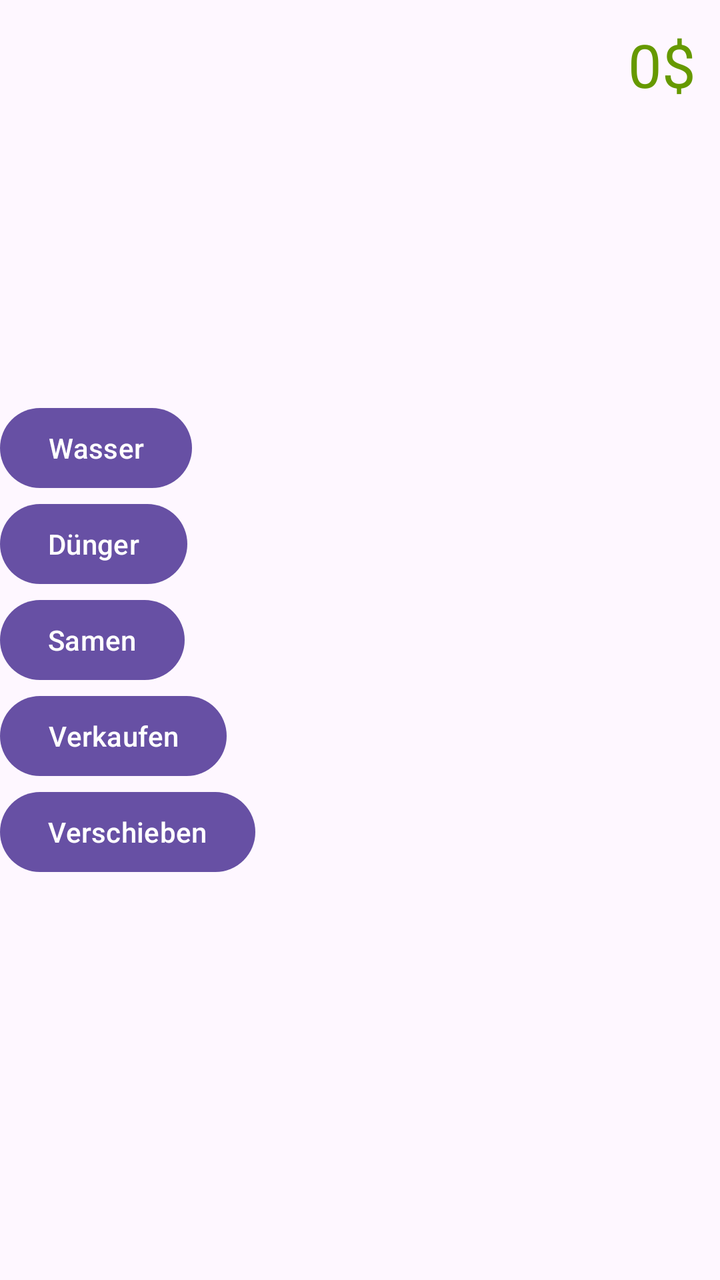
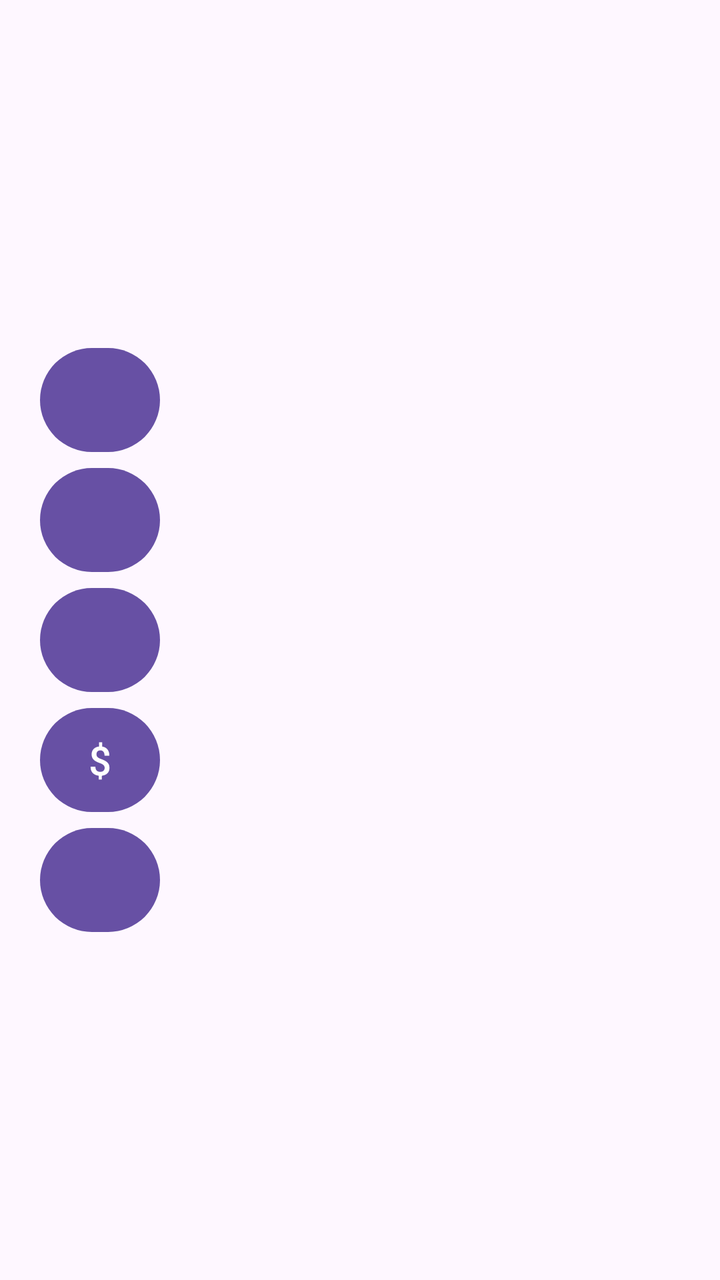

Screens rendered from an Android XML layout before and after an edit, with the pre-edit source and the edit as a unified diff.
<!-- AndroidManifest.xml: application theme Theme.ZenGarden -->
<!-- res/layout/root.xml -->
<androidx.constraintlayout.widget.ConstraintLayout android:layout_width="match_parent"
    android:layout_height="match_parent"
    xmlns:app="http://schemas.android.com/apk/res-auto"
    android:orientation="horizontal"
    android:id="@+id/root"
    xmlns:android="http://schemas.android.com/apk/res/android">


    <LinearLayout
        android:layout_width="wrap_content"
        android:layout_height="wrap_content"
        android:orientation="vertical"
        android:id="@+id/buttons"
        app:layout_constraintStart_toStartOf="parent"
        app:layout_constraintTop_toTopOf="parent"
        app:layout_constraintBottom_toBottomOf="parent">


        <Button
            android:id="@+id/wasser_button"
            android:layout_width="wrap_content"
            android:layout_height="wrap_content"
            android:text="Wasser" />

        <Button
            android:id="@+id/duenger_button"
            android:layout_width="wrap_content"
            android:layout_height="wrap_content"
            android:text="Dünger" />

        <Button
            android:id="@+id/samen_button"
            android:layout_width="wrap_content"
            android:layout_height="wrap_content"
            android:text="Samen" />

        <Button
            android:id="@+id/verkaufen_button"
            android:layout_width="wrap_content"
            android:layout_height="wrap_content"
            android:text="Verkaufen" />

        <Button
            android:id="@+id/verschieben_button"
            android:layout_width="wrap_content"
            android:layout_height="wrap_content"
            android:text="Verschieben" />
    </LinearLayout>

    <GridLayout
        android:layout_width="wrap_content"
        android:layout_height="wrap_content"
        android:id="@+id/gartengrid"
        android:rowCount="3"
        android:columnCount="6"
        app:layout_constraintStart_toEndOf="@id/buttons"
        app:layout_constraintEnd_toStartOf="@id/geld_button"
        app:layout_constraintTop_toTopOf="parent"
        app:layout_constraintBottom_toBottomOf="parent">
    </GridLayout>

    <TextView
        android:id="@+id/geld_button"
        android:layout_width="wrap_content"
        android:layout_height="match_parent"
        android:text="0$"
        android:textSize="30sp"
        android:padding="12dp"
        android:textColor="@android:color/holo_green_dark"
        app:layout_constraintTop_toTopOf="parent"
        app:layout_constraintEnd_toEndOf="parent"
        android:minWidth="150dp"
        android:gravity="right"/>


</androidx.constraintlayout.widget.ConstraintLayout>
<!-- resources referenced by this layout -->
<resources>
  <style name="Theme.ZenGarden" parent="Base.Theme.ZenGarden" />
  <style name="Base.Theme.ZenGarden" parent="Theme.Material3.DayNight.NoActionBar">
          
          
      </style>
</resources>

<!-- the commit's change to res/layout/root.xml (unified diff, before → after) -->
@@ -13,38 +13,40 @@
         android:id="@+id/buttons"
         app:layout_constraintStart_toStartOf="parent"
         app:layout_constraintTop_toTopOf="parent"
-        app:layout_constraintBottom_toBottomOf="parent">
+        app:layout_constraintBottom_toBottomOf="parent"
+        android:padding="20dp">
 
 
         <Button
             android:id="@+id/wasser_button"
-            android:layout_width="wrap_content"
-            android:layout_height="wrap_content"
-            android:text="Wasser" />
+            android:layout_width="60dp"
+            android:layout_height="60dp"
+            android:foreground="@drawable/giesskanne"/>
 
         <Button
             android:id="@+id/duenger_button"
-            android:layout_width="wrap_content"
-            android:layout_height="wrap_content"
-            android:text="Dünger" />
+            android:layout_width="60dp"
+            android:layout_height="60dp"
+            android:foreground="@drawable/duenger"/>
 
         <Button
             android:id="@+id/samen_button"
-            android:layout_width="wrap_content"
-            android:layout_height="wrap_content"
-            android:text="Samen" />
+            android:layout_width="60dp"
+            android:layout_height="60dp"
+            android:foreground="@drawable/samen_pack"/>
 
         <Button
             android:id="@+id/verkaufen_button"
-            android:layout_width="wrap_content"
-            android:layout_height="wrap_content"
-            android:text="Verkaufen" />
+            android:layout_width="60dp"
+            android:layout_height="60dp"
+            android:text="$"
+            android:textSize="20sp"/>
 
         <Button
             android:id="@+id/verschieben_button"
-            android:layout_width="wrap_content"
-            android:layout_height="wrap_content"
-            android:text="Verschieben" />
+            android:layout_width="60dp"
+            android:layout_height="60dp"
+            android:foreground="@drawable/verschieben"/>
     </LinearLayout>
 
     <GridLayout
@@ -63,14 +65,13 @@
         android:id="@+id/geld_button"
         android:layout_width="wrap_content"
         android:layout_height="match_parent"
-        android:text="0$"
         android:textSize="30sp"
         android:padding="12dp"
         android:textColor="@android:color/holo_green_dark"
         app:layout_constraintTop_toTopOf="parent"
         app:layout_constraintEnd_toEndOf="parent"
         android:minWidth="150dp"
-        android:gravity="right"/>
+        android:gravity="end"/>
 
 
 </androidx.constraintlayout.widget.ConstraintLayout>
<!-- resource entries referenced after the edit -->
@@ -1,5 +1,9 @@
 <!-- resources referenced by this layout -->
 <resources>
+  <!-- drawable duenger: png bitmap (drawable, 27959 bytes) -->
+  <!-- drawable giesskanne: png bitmap (drawable, 22468 bytes) -->
+  <!-- drawable samen_pack: png bitmap (drawable, 23713 bytes) -->
+  <!-- drawable verschieben: png bitmap (drawable, 20286 bytes) -->
   <style name="Theme.ZenGarden" parent="Base.Theme.ZenGarden" />
   <style name="Base.Theme.ZenGarden" parent="Theme.Material3.DayNight.NoActionBar">
           
